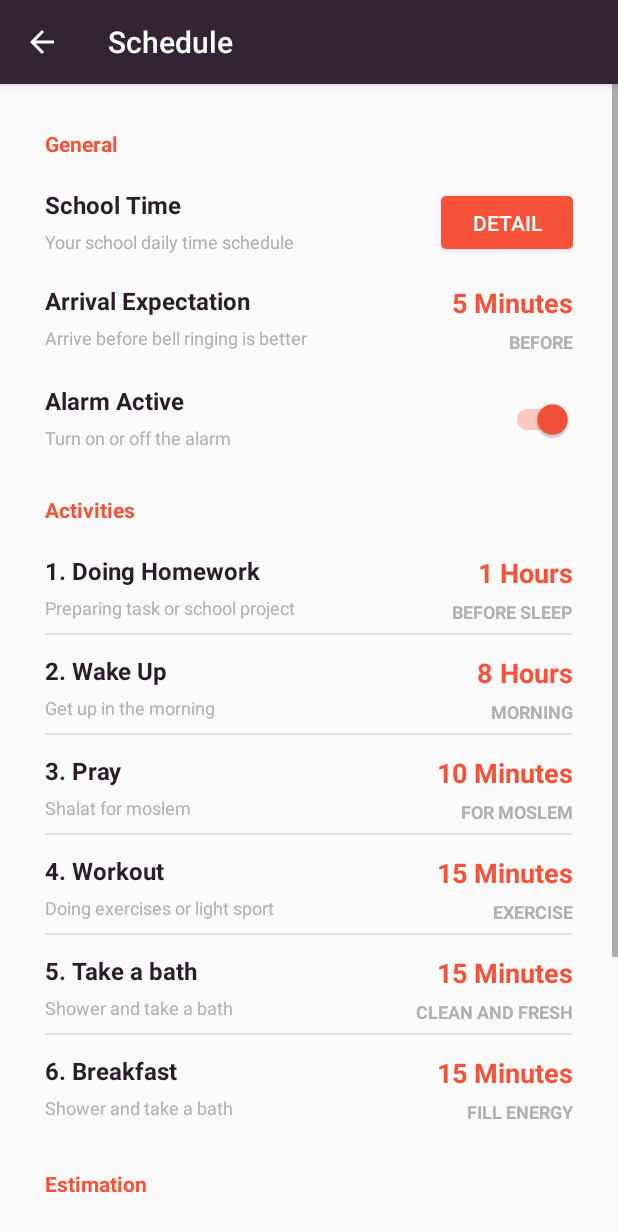
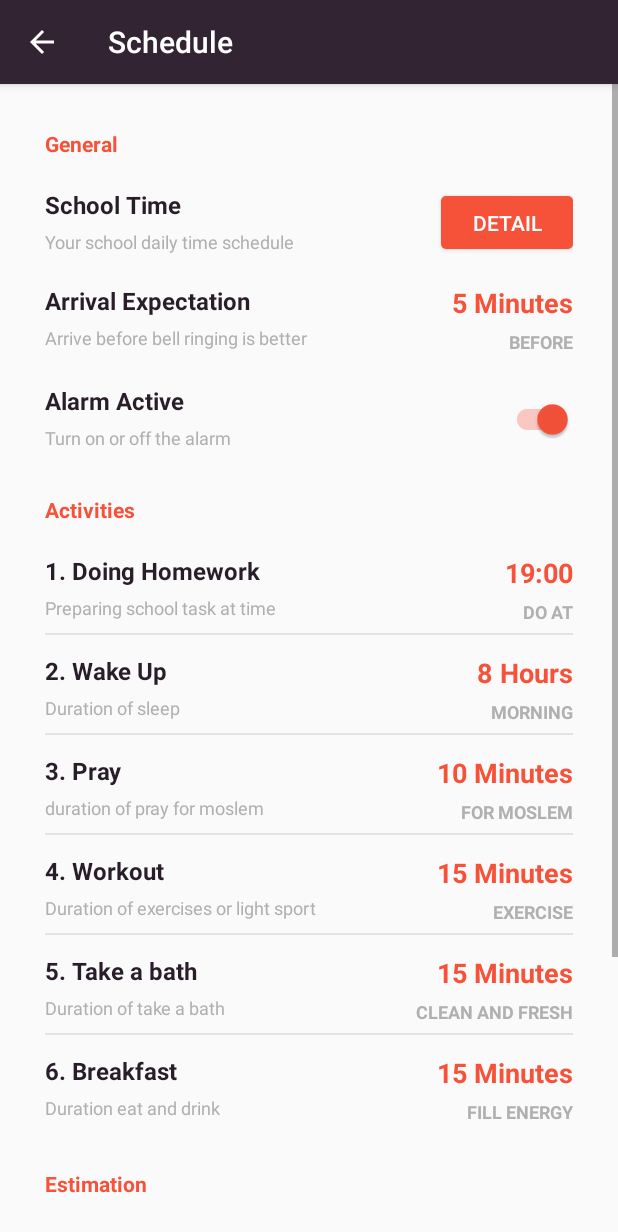
Before and after one commit to anggadarkprince/SchoolzMatch, an Android app: the screen it shows after launch (ScheduleActivity), after a tap on "SCHEDULE", on a phone screen of 412 x 824 dp. Shown: the top 1232 px of the screen. Run offline under Robolectric (Android 15) with nearby library versions, the phone set to English and light mode, and no system bars; our stand-ins replace ButterKnife; libraries missing offline, so code that uses them is left out: com.codetroopers.betterpickers; 3 statements that could not run were skipped.

Commit message:
change homework by time not duration

```diff
--- a/app/build.gradle
+++ b/app/build.gradle
@@ -10,8 +10,8 @@ android {
         applicationId "com.sketchproject.schoolzmatch"
         minSdkVersion 16
         targetSdkVersion 23
-        versionCode 2
-        versionName "1.1"
+        versionCode 3
+        versionName "1.2"
     }
     buildTypes {
         release {
--- a/app/src/main/java/com/sketchproject/schoolzmatch/BellActivity.java
+++ b/app/src/main/java/com/sketchproject/schoolzmatch/BellActivity.java
@@ -24,11 +24,11 @@ import butterknife.ButterKnife;
 import butterknife.OnClick;
 
 public class BellActivity extends AppCompatActivity implements TimePickerDialogFragment.TimePickerDialogHandler {
-    ProfileRepository profileRepository;
+    private ProfileRepository profileRepository;
 
-    TimePickerBuilder timePickerBuilder;
+    private TimePickerBuilder timePickerBuilder;
 
-    Map<String, Object> schoolTimes;
+    private Map<String, Object> schoolTimes;
 
     @BindView(R.id.buttonSave)
     Button buttonSave;
--- a/app/src/main/java/com/sketchproject/schoolzmatch/ScheduleActivity.java
+++ b/app/src/main/java/com/sketchproject/schoolzmatch/ScheduleActivity.java
@@ -14,6 +14,8 @@ import com.codetroopers.betterpickers.hmspicker.HmsPickerBuilder;
 import com.codetroopers.betterpickers.hmspicker.HmsPickerDialogFragment;
 import com.codetroopers.betterpickers.numberpicker.NumberPickerBuilder;
 import com.codetroopers.betterpickers.numberpicker.NumberPickerDialogFragment;
+import com.codetroopers.betterpickers.timepicker.TimePickerBuilder;
+import com.codetroopers.betterpickers.timepicker.TimePickerDialogFragment;
 import com.sketchproject.schoolzmatch.database.Profile;
 import com.sketchproject.schoolzmatch.database.ProfileRepository;
 import com.sketchproject.schoolzmatch.database.Schedule;
@@ -30,12 +32,12 @@ import butterknife.OnClick;
 
 public class ScheduleActivity extends AppCompatActivity implements
         NumberPickerDialogFragment.NumberPickerDialogHandlerV2,
-        HmsPickerDialogFragment.HmsPickerDialogHandlerV2 {
+        HmsPickerDialogFragment.HmsPickerDialogHandlerV2,
+        TimePickerDialogFragment.TimePickerDialogHandler {
 
     private static final int BUTTON_PICK_EXPECTATION = 0;
     private static final int BUTTON_PICK_DISTANCE = 1;
 
-    private static final int BUTTON_PICK_HOMEWORK = 0;
     private static final int BUTTON_PICK_WAKEUP = 1;
     private static final int BUTTON_PICK_PRAY = 2;
     private static final int BUTTON_PICK_WORKOUT = 3;
@@ -45,6 +47,7 @@ public class ScheduleActivity extends AppCompatActivity implements
 
     private NumberPickerBuilder numberPickerBuilder;
     private HmsPickerBuilder hmsPickerBuilder;
+    private TimePickerBuilder timePickerBuilder;
 
     private ScheduleRepository scheduleRepository;
     private ProfileRepository profileRepository;
@@ -56,7 +59,6 @@ public class ScheduleActivity extends AppCompatActivity implements
     private Schedule showerDuration;
     private Schedule breakfastDuration;
     private Schedule schoolDuration;
-    private Schedule statusAlarm;
 
     private int arriveBefore;
     private float distance;
@@ -149,8 +151,7 @@ public class ScheduleActivity extends AppCompatActivity implements
 
     @OnClick(R.id.controlHomework)
     void changeHomeworkDuration() {
-        hmsPickerBuilder.setReference(BUTTON_PICK_HOMEWORK);
-        hmsPickerBuilder.show();
+        timePickerBuilder.show();
     }
 
     @OnClick(R.id.controlWakeup)
@@ -204,6 +205,10 @@ public class ScheduleActivity extends AppCompatActivity implements
                 .setFragmentManager(getSupportFragmentManager())
                 .setStyleResId(R.style.CustomBetterPickerTheme);
 
+        timePickerBuilder = new TimePickerBuilder()
+                .setFragmentManager(getSupportFragmentManager())
+                .setStyleResId(R.style.CustomBetterPickerTheme);
+
         scheduleRepository = new ScheduleRepository(getApplicationContext());
         profileRepository = new ProfileRepository(getApplicationContext());
 
@@ -218,14 +223,14 @@ public class ScheduleActivity extends AppCompatActivity implements
         }
 
         homeworkDuration = scheduleRepository.findData(Constant.ACT_HOMEWORK);
-        wakeupDuration = scheduleRepository.findData(Constant.ACT_WAKEUP);
+        wakeupDuration = scheduleRepository.findData(Constant.ACT_SLEEP);
         prayDuration = scheduleRepository.findData(Constant.ACT_PRAY);
         workoutDuration = scheduleRepository.findData(Constant.ACT_WORKOUT);
         showerDuration = scheduleRepository.findData(Constant.ACT_SHOWER);
         breakfastDuration = scheduleRepository.findData(Constant.ACT_BREAKFAST);
         schoolDuration = scheduleRepository.findData(Constant.ACT_SCHOOL);
 
-        homework.setText(AlarmClock.formatHHmm(homeworkDuration.getTime()));
+        homework.setText(homeworkDuration.getTime());
         wakeup.setText(AlarmClock.formatHHmm(wakeupDuration.getTime()));
         pray.setText(AlarmClock.formatHHmm(prayDuration.getTime()));
         workout.setText(AlarmClock.formatHHmm(workoutDuration.getTime()));
@@ -249,10 +254,6 @@ public class ScheduleActivity extends AppCompatActivity implements
     @Override
     public void onDialogHmsSet(int reference, boolean isNegative, int hours, int minutes, int seconds) {
         switch (reference) {
-            case BUTTON_PICK_HOMEWORK:
-                homeworkDuration.setTime(AlarmClock.formatTime(ScheduleActivity.this, hours, minutes));
-                homework.setText(AlarmClock.formatDuration(hours, minutes));
-                break;
             case BUTTON_PICK_WAKEUP:
                 wakeupDuration.setTime(AlarmClock.formatTime(ScheduleActivity.this, hours, minutes));
                 wakeup.setText(AlarmClock.formatDuration(hours, minutes));
@@ -279,4 +280,11 @@ public class ScheduleActivity extends AppCompatActivity implements
                 break;
         }
     }
+
+    @Override
+    public void onDialogTimeSet(int reference, int hourOfDay, int minute) {
+        String pickedTime = AlarmClock.formatTime(ScheduleActivity.this, hourOfDay, minute);
+        homework.setText(pickedTime);
+        homeworkDuration.setTime(pickedTime);
+    }
 }
--- a/app/src/main/java/com/sketchproject/schoolzmatch/SplashActivity.java
+++ b/app/src/main/java/com/sketchproject/schoolzmatch/SplashActivity.java
@@ -89,12 +89,12 @@ public class SplashActivity extends Activity {
 
         // set default homework duration
         if (scheduleRepository.findData(Constant.ACT_HOMEWORK) == null) {
-            scheduleRepository.store(new Schedule(Constant.ACT_HOMEWORK, "Doing homework before sleep", "01:00"));
+            scheduleRepository.store(new Schedule(Constant.ACT_HOMEWORK, "Doing homework before sleep", "19:00"));
         }
 
         // set default sleep duration
-        if (scheduleRepository.findData(Constant.ACT_WAKEUP) == null) {
-            scheduleRepository.store(new Schedule(Constant.ACT_WAKEUP, "Rest of the day", "08:00"));
+        if (scheduleRepository.findData(Constant.ACT_SLEEP) == null) {
+            scheduleRepository.store(new Schedule(Constant.ACT_SLEEP, "Rest of the day", "08:00"));
         }
 
         // set default pray duration
--- a/app/src/main/java/com/sketchproject/schoolzmatch/modules/AlarmReceiver.java
+++ b/app/src/main/java/com/sketchproject/schoolzmatch/modules/AlarmReceiver.java
@@ -82,7 +82,7 @@ public class AlarmReceiver extends WakefulBroadcastReceiver {
                 NotificationCompat.Builder mBuilder = new NotificationCompat.Builder(context.getApplicationContext())
                         .setSmallIcon(R.mipmap.ic_launcher)
                         .setContentTitle(message)
-                        .setContentText("Tap to launch Schoolz Match!");
+                        .setContentText("Tap to launch " + context.getString(R.string.app_name) + "!");
 
                 // notification tap action
                 Intent resultIntent = new Intent(context.getApplicationContext(), MainActivity.class);
--- a/app/src/main/java/com/sketchproject/schoolzmatch/modules/BootReceiverHandler.java
+++ b/app/src/main/java/com/sketchproject/schoolzmatch/modules/BootReceiverHandler.java
@@ -25,7 +25,7 @@ public class BootReceiverHandler extends BroadcastReceiver {
 
             NotificationCompat.Builder mBuilder = new NotificationCompat.Builder(context)
                     .setSmallIcon(R.mipmap.ic_launcher)
-                    .setContentTitle("Schoolz Match")
+                    .setContentTitle(context.getString(R.string.app_name))
                     .setContentText("Hello alarm, the schedule has been set!");
 
             Intent resultIntent = new Intent(context, MainActivity.class);
--- a/app/src/main/java/com/sketchproject/schoolzmatch/utils/AlarmClock.java
+++ b/app/src/main/java/com/sketchproject/schoolzmatch/utils/AlarmClock.java
@@ -4,7 +4,6 @@ import android.app.AlarmManager;
 import android.app.PendingIntent;
 import android.content.Context;
 import android.content.Intent;
-import android.os.SystemClock;
 import android.util.Log;
 
 import com.sketchproject.schoolzmatch.R;
@@ -21,7 +20,6 @@ import java.util.HashMap;
 import java.util.List;
 import java.util.Locale;
 import java.util.Map;
-import java.util.concurrent.TimeUnit;
 
 /**
  * Sketch Project Studio
@@ -187,17 +185,16 @@ public class AlarmClock {
             AlarmClock.prayMinute = breakHHmm(alarmPray.toString("HH:mm")).get(Constant.MINUTE);
             Log.i("Schedule", "Pray " + alarmPray.toString("HH:mm"));
 
-            schedule = getActivityDuration(context, Constant.ACT_WAKEUP);
+            schedule = getActivityDuration(context, Constant.ACT_SLEEP);
             DateTime alarmSleep = alarmPray.minusHours(schedule.get(Constant.HOUR)).minusMinutes(schedule.get(Constant.MINUTE));
             AlarmClock.wakeupHour = breakHHmm(alarmSleep.toString("HH:mm")).get(Constant.HOUR);
             AlarmClock.wakeupMinute = breakHHmm(alarmSleep.toString("HH:mm")).get(Constant.MINUTE);
             Log.i("Schedule", "Sleep " + alarmSleep.toString("HH:mm"));
 
             schedule = getActivityDuration(context, Constant.ACT_HOMEWORK);
-            DateTime alarmHomework = alarmSleep.minusHours(schedule.get(Constant.HOUR)).minusMinutes(schedule.get(Constant.MINUTE));
-            AlarmClock.homeworkHour = breakHHmm(alarmHomework.toString("HH:mm")).get(Constant.HOUR);
-            AlarmClock.homeworkMinute = breakHHmm(alarmHomework.toString("HH:mm")).get(Constant.MINUTE);
-            Log.i("Schedule", "Doing homework " + alarmHomework.toString("HH:mm"));
+            AlarmClock.homeworkHour = schedule.get(Constant.HOUR);
+            AlarmClock.homeworkMinute = schedule.get(Constant.MINUTE);
+            Log.i("Schedule", "Doing homework " + AlarmClock.homeworkHour + " " + AlarmClock.homeworkMinute);
 
             Log.i("Schedule Check", "Schedule today: " + dayName);
             Log.i("Schedule Check", "Bell time " + AlarmClock.bellHour + " " + AlarmClock.bellMinute);
@@ -222,7 +219,7 @@ public class AlarmClock {
      * @param context application context
      */
     public static void setupAlarmChecker(Context context) {
-        if(alarmManagerRecheck != null){
+        if (alarmManagerRecheck != null) {
             alarmManagerRecheck.cancel(pendingIntentRecheck);
         }
         Calendar calendar = Calendar.getInstance();
@@ -310,7 +307,7 @@ public class AlarmClock {
                 timeMinute = AlarmClock.homeworkMinute;
                 Log.i("Schedule homework", timeHour + ":" + timeMinute);
                 break;
-            case Constant.ACT_WAKEUP:
+            case Constant.ACT_SLEEP:
                 timeHour = AlarmClock.wakeupHour;
                 timeMinute = AlarmClock.wakeupMinute;
                 Log.i("Schedule sleep", timeHour + ":" + timeMinute);
@@ -346,11 +343,11 @@ public class AlarmClock {
         Calendar calendar = Calendar.getInstance();
         calendar.set(Calendar.HOUR_OF_DAY, timeHour);
         calendar.set(Calendar.MINUTE, timeMinute);
-        if(calendar.before(Calendar.getInstance())) {
+        if (calendar.before(Calendar.getInstance())) {
             calendar.add(Calendar.DATE, 1);
         }
 
-        return  calendar.getTimeInMillis();
+        return calendar.getTimeInMillis();
     }
 
     /**
--- a/app/src/main/java/com/sketchproject/schoolzmatch/utils/Constant.java
+++ b/app/src/main/java/com/sketchproject/schoolzmatch/utils/Constant.java
@@ -6,7 +6,6 @@ package com.sketchproject.schoolzmatch.utils;
  */
 public class Constant {
     public static final String DAY_OFF = "off";
-    public static final String DAY_SUNDAY = "sunday";
     public static final String DAY_MONDAY = "monday";
     public static final String DAY_TUESDAY = "tuesday";
     public static final String DAY_WEDNESDAY = "wednesday";
@@ -26,7 +25,7 @@ public class Constant {
     public static final String ALARM_STATUS = "status";
 
     public static final String ACT_HOMEWORK = "Homework";
-    public static final String ACT_WAKEUP = "Sleep";
+    public static final String ACT_SLEEP = "Sleep";
     public static final String ACT_PRAY = "Pray";
     public static final String ACT_WORKOUT = "Workout";
     public static final String ACT_SHOWER = "Take a bath";
@@ -36,7 +35,7 @@ public class Constant {
     public static final String HOUR = "hour";
     public static final String MINUTE = "minute";
 
-    public static final int HOUR_DAY_CHANGE = 15;
+    public static final int HOUR_DAY_CHANGE = 13;
     public static final int CHECKER_ID = 99;
 
     public static final String ALARM_MESSAGE = "alarmMessage";
--- a/app/src/main/res/values/strings.xml
+++ b/app/src/main/res/values/strings.xml
@@ -67,22 +67,22 @@
     <string name="label_desc_alarm_status">Turn on or off the alarm</string>
 
     <string name="label_act_homework">1. Doing Homework</string>
-    <string name="label_act_desc_homework">Preparing task or school project</string>
+    <string name="label_act_desc_homework">Preparing school task at time</string>
     <string name="label_act_wake_up">2. Wake Up</string>
-    <string name="label_act_desc_wake_up">Get up in the morning</string>
+    <string name="label_act_desc_wake_up">Duration of sleep</string>
     <string name="label_act_pray">3. Pray</string>
-    <string name="label_act_desc_pray">Shalat for moslem</string>
+    <string name="label_act_desc_pray">duration of pray for moslem</string>
     <string name="label_act_workout">4. Workout</string>
-    <string name="label_act_desc_workout">Doing exercises or light sport</string>
+    <string name="label_act_desc_workout">Duration of exercises or light sport</string>
     <string name="label_act_take_a_bath">5. Take a bath</string>
-    <string name="label_act_desc_take_a_bath">Shower and take a bath</string>
+    <string name="label_act_desc_take_a_bath">Duration of take a bath</string>
     <string name="label_act_breakfast">6. Breakfast</string>
-    <string name="label_act_desc_breakfast">Shower and take a bath</string>
+    <string name="label_act_desc_breakfast">Duration eat and drink</string>
     <string name="label_act_go_to_school">7. Go to school</string>
     <string name="label_act_desc_go_to_school">Time to arrive at school</string>
 
     <string name="label_for_moslem">FOR MOSLEM</string>
-    <string name="label_before_sleep">BEFORE SLEEP</string>
+    <string name="label_before_sleep">DO AT</string>
     <string name="label_morning">MORNING</string>
     <string name="label_exercise">EXERCISE</string>
     <string name="label_clean_and_fresh">CLEAN AND FRESH</string>
```
